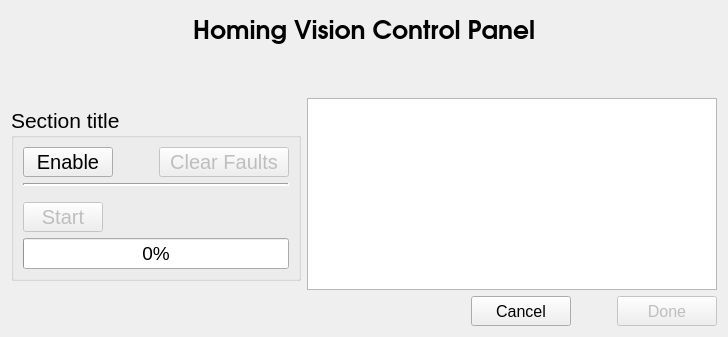
Qt form widgets/homing/homing_interface_vision.ui (IRMA-LAB/cable_robot) before a commit.
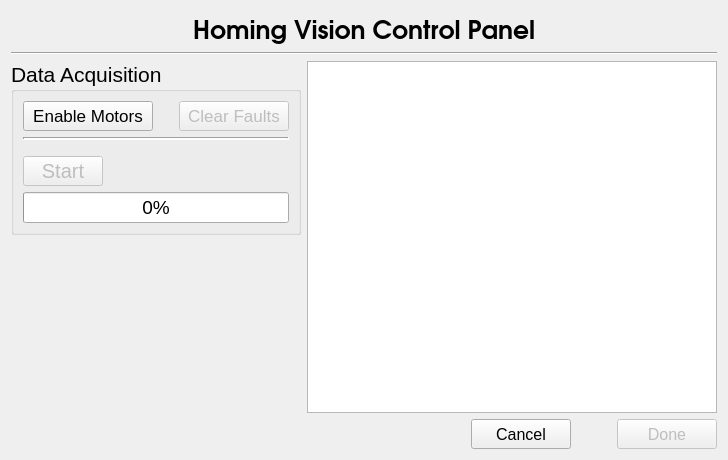
The same form after that commit.

Commit message: added working version of camera widget + hooks to calibration and homing vision

The edit to the form file:
```diff
--- a/widgets/homing/homing_interface_vision.ui
+++ b/widgets/homing/homing_interface_vision.ui
@@ -7,13 +7,13 @@
     <x>0</x>
     <y>0</y>
     <width>726</width>
-    <height>337</height>
+    <height>460</height>
    </rect>
   </property>
   <property name="windowTitle">
    <string>Form</string>
   </property>
-  <layout class="QVBoxLayout" name="verticalLayout">
+  <layout class="QVBoxLayout" name="widgetLayout">
    <item>
     <widget class="QLabel" name="label_3">
      <property name="font">
@@ -33,24 +33,20 @@
     </widget>
    </item>
    <item>
-    <spacer name="verticalSpacer">
+    <widget class="Line" name="line_2">
      <property name="orientation">
-      <enum>Qt::Vertical</enum>
+      <enum>Qt::Horizontal</enum>
      </property>
-     <property name="sizeHint" stdset="0">
-      <size>
-       <width>20</width>
-       <height>40</height>
-      </size>
-     </property>
-    </spacer>
+    </widget>
    </item>
    <item>
-    <layout class="QHBoxLayout" name="horizontalLayout_7" stretch="0,1">
+    <layout class="QHBoxLayout" name="horizontalLayout">
+     <item>
+      <layout class="QVBoxLayout" name="verticalLayout" stretch="0,1">
      <item>
       <widget class="QGroupBox" name="groupBox_dataCollection">
        <property name="sizePolicy">
-        <sizepolicy hsizetype="Minimum" vsizetype="Preferred">
+          <sizepolicy hsizetype="Fixed" vsizetype="Preferred">
          <horstretch>0</horstretch>
          <verstretch>0</verstretch>
         </sizepolicy>
@@ -67,9 +63,9 @@
         </font>
        </property>
        <property name="title">
-        <string>Section title</string>
-       </property>
-       <layout class="QVBoxLayout" name="verticalLayout_2">
+          <string>Data Acquisition</string>
+         </property>
+         <layout class="QVBoxLayout" name="verticalLayout_2" stretch="0,0,0,0,0,0,1">
         <property name="sizeConstraint">
          <enum>QLayout::SetFixedSize</enum>
         </property>
@@ -85,7 +81,7 @@
             </property>
             <property name="minimumSize">
              <size>
-              <width>90</width>
+                <width>130</width>
               <height>30</height>
              </size>
             </property>
@@ -97,11 +93,11 @@
             </property>
             <property name="font">
              <font>
-              <pointsize>15</pointsize>
+                <pointsize>13</pointsize>
              </font>
             </property>
             <property name="text">
-             <string>Enable</string>
+               <string>Enable Motors</string>
             </property>
             <property name="checkable">
              <bool>true</bool>
@@ -113,9 +109,12 @@
             <property name="orientation">
              <enum>Qt::Horizontal</enum>
             </property>
+              <property name="sizeType">
+               <enum>QSizePolicy::Fixed</enum>
+              </property>
             <property name="sizeHint" stdset="0">
              <size>
-              <width>40</width>
+                <width>20</width>
               <height>20</height>
              </size>
             </property>
@@ -134,7 +133,7 @@
             </property>
             <property name="minimumSize">
              <size>
-              <width>130</width>
+                <width>110</width>
               <height>30</height>
              </size>
             </property>
@@ -146,7 +145,7 @@
             </property>
             <property name="font">
              <font>
-              <pointsize>15</pointsize>
+                <pointsize>13</pointsize>
              </font>
             </property>
             <property name="text">
@@ -275,6 +274,21 @@
         </item>
        </layout>
       </widget>
+       </item>
+       <item>
+        <spacer name="verticalSpacer">
+         <property name="orientation">
+          <enum>Qt::Vertical</enum>
+         </property>
+         <property name="sizeHint" stdset="0">
+          <size>
+           <width>20</width>
+           <height>40</height>
+          </size>
+         </property>
+        </spacer>
+       </item>
+      </layout>
      </item>
      <item>
       <widget class="QTextBrowser" name="textBrowser_logs">
```
Lines whose indentation alone changed are shown as unchanged. The commit also changes 18 other files.
